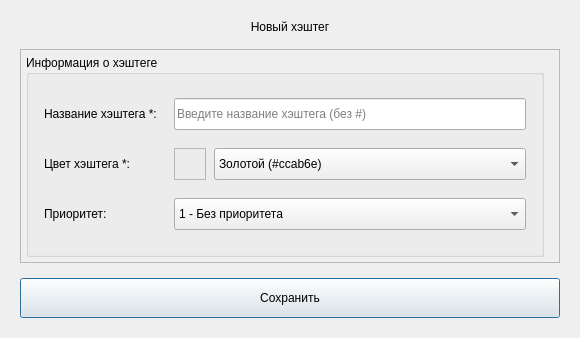
The window that client/ui/system/tags/tag_dialog.ui (lerakaplich/Documents) describes before a commit, drawn with Qt 5.
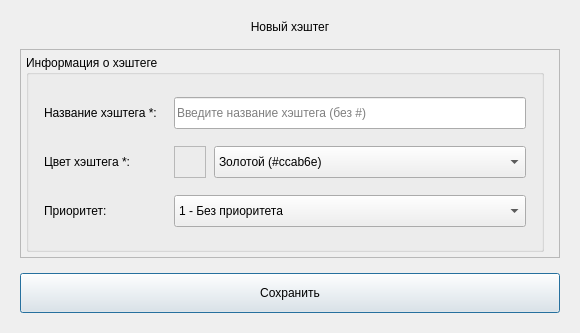
The same window after the commit. Icons and pictures are not drawn.

```diff
--- a/client/ui/system/tags/tag_dialog.ui
+++ b/client/ui/system/tags/tag_dialog.ui
@@ -7,7 +7,7 @@
     <x>0</x>
     <y>0</y>
     <width>580</width>
-    <height>338</height>
+    <height>333</height>
    </rect>
   </property>
   <property name="minimumSize">
@@ -203,7 +203,7 @@
         <x>0</x>
         <y>0</y>
         <width>538</width>
-        <height>184</height>
+        <height>181</height>
        </rect>
       </property>
       <layout class="QVBoxLayout" name="scrollLayout">
@@ -480,11 +480,6 @@
     </widget>
    </item>
    <item>
-    <layout class="QHBoxLayout" name="buttonLayout">
-     <property name="spacing">
-      <number>15</number>
-     </property>
-     <item>
       <widget class="QPushButton" name="btnSave">
        <property name="minimumSize">
         <size>
@@ -515,8 +510,6 @@
         <string>Сохранить</string>
        </property>
       </widget>
-     </item>
-    </layout>
    </item>
   </layout>
  </widget>
```
Left out of the diff: 4 changed lines with no effect on the pictures. Lines whose indentation alone changed are shown as unchanged.
